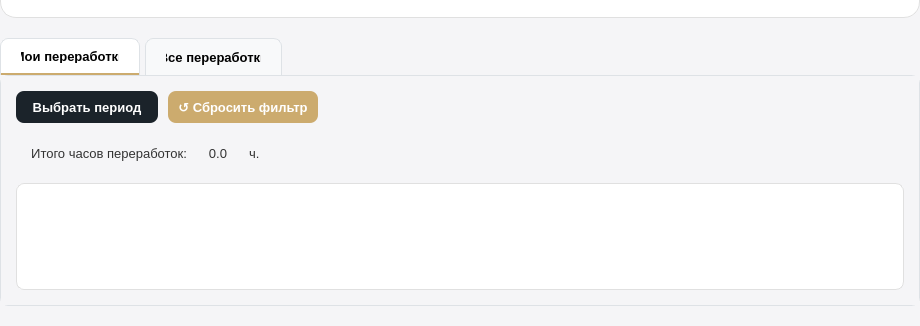
First picture: the form in client/ui/profile/profile.ui, repository lerakaplich/Documents, before the edit; both pictures show x 0 to 920 and y 630 to 956 of the 920 by 956 pixel window.
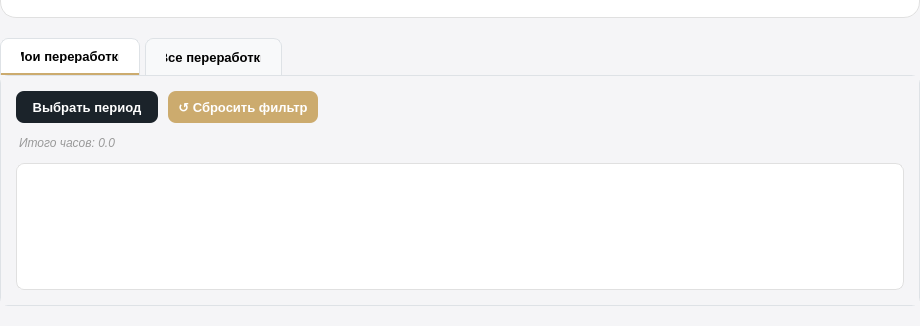
Second picture: the form after the edit.

Commit message: итого переработок

Patch:
```diff
--- a/client/ui/profile/profile.ui
+++ b/client/ui/profile/profile.ui
@@ -306,6 +306,16 @@
     border: none;
     background: none;
 }
+
+/* Стиль для итоговых часов - незаметный курсив */
+QLabel#labelTotalHoursMy, QLabel#labelTotalHoursAll {
+    font-size: 12px;
+    font-style: italic;
+    color: #999999;
+    background-color: transparent;
+    padding: 2px 0;
+    font-weight: normal;
+}
    </string>
   </property>
   <layout class="QVBoxLayout" name="mainLayout">
@@ -701,64 +711,31 @@
             </layout>
            </item>
            <item>
-            <widget class="QFrame" name="totalFrame_2">
-             <layout class="QHBoxLayout" name="horizontalLayoutTotal_2">
-              <property name="leftMargin">
-               <number>15</number>
-              </property>
-              <property name="topMargin">
-               <number>10</number>
-              </property>
-              <property name="rightMargin">
-               <number>15</number>
-              </property>
-              <property name="bottomMargin">
-               <number>10</number>
-              </property>
+            <layout class="QHBoxLayout" name="totalHoursLayoutMy">
               <item>
-               <widget class="QLabel" name="totalLabel">
-                <property name="text">
-                 <string>Итого часов переработок:</string>
-                </property>
-                <property name="alignment">
-                 <set>Qt::AlignmentFlag::AlignRight|Qt::AlignmentFlag::AlignTrailing|Qt::AlignmentFlag::AlignVCenter</set>
-                </property>
-               </widget>
-              </item>
-              <item>
-               <widget class="QLabel" name="totalHoursValue">
+              <widget class="QLabel" name="labelTotalHoursMy">
                 <property name="minimumSize">
                  <size>
-                  <width>50</width>
-                  <height>0</height>
+                 <width>0</width>
+                 <height>20</height>
                  </size>
                 </property>
                 <property name="maximumSize">
                  <size>
-                  <width>50</width>
-                  <height>16777215</height>
-                 </size>
-                </property>
-                <property name="text">
-                 <string>0.0</string>
-                </property>
-                <property name="alignment">
-                 <set>Qt::AlignmentFlag::AlignCenter</set>
-                </property>
-               </widget>
-              </item>
-              <item>
-               <widget class="QLabel" name="totalHoursUnit">
+                 <width>16777215</width>
+                 <height>20</height>
+                </size>
+               </property>
+               <property name="styleSheet">
+                <string notr="true">font-size: 12px; font-style: italic; color: #999999; background-color: transparent; padding: 2px 0; font-weight: normal;</string>
+               </property>
                 <property name="text">
-                 <string>ч.</string>
-                </property>
-                <property name="alignment">
-                 <set>Qt::AlignmentFlag::AlignLeading|Qt::AlignmentFlag::AlignLeft|Qt::AlignmentFlag::AlignVCenter</set>
-                </property>
+                <string>Итого часов: 0.0</string>
+               </property>
                </widget>
               </item>
               <item>
-               <spacer name="totalRightSpacer">
+              <spacer name="totalHoursSpacerMy">
                 <property name="orientation">
                  <enum>Qt::Orientation::Horizontal</enum>
                 </property>
@@ -771,7 +748,6 @@
                </spacer>
               </item>
              </layout>
-            </widget>
            </item>
            <item>
             <widget class="QTableWidget" name="myOvertimeTable">
```
Left out of the diff: 62 changed lines with no effect on the pictures. Lines whose indentation alone changed are shown as unchanged. The commit also changes 1 other file.
